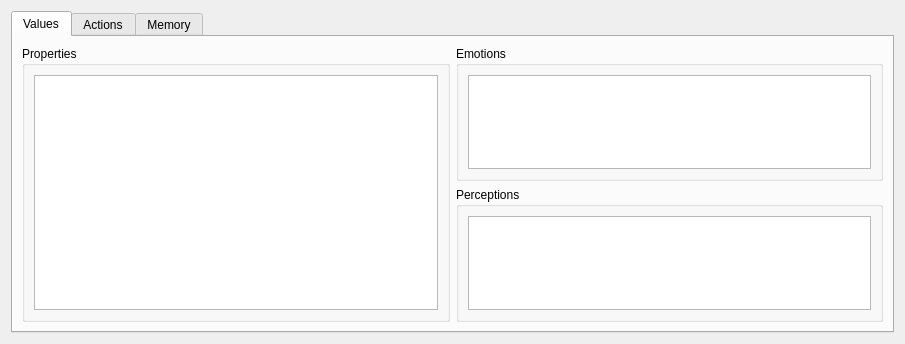
Old version of the form src_qt/gui/BrainGUI.ui in the repository Cnotinfor/CnotiMind.
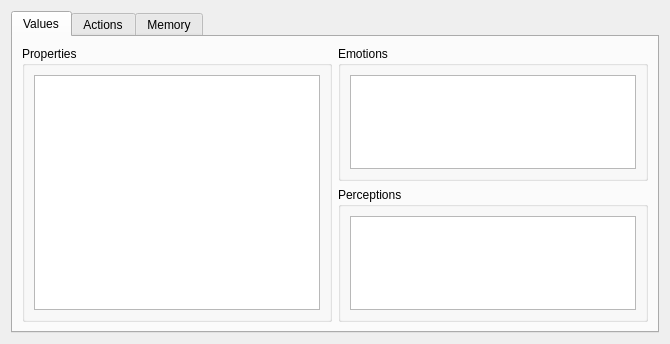
New version of the form.

Commit message: Improvment of GUI and update to XML rules

Diff of the .ui file:
```diff
--- a/src_qt/gui/BrainGUI.ui
+++ b/src_qt/gui/BrainGUI.ui
@@ -6,7 +6,7 @@
    <rect>
     <x>0</x>
     <y>0</y>
-    <width>905</width>
+    <width>670</width>
     <height>344</height>
    </rect>
   </property>
```
The commit also changes 2 other files.
